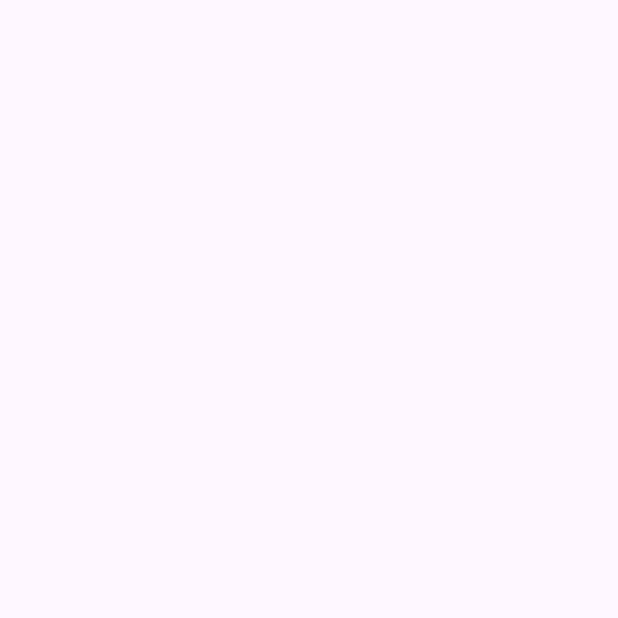
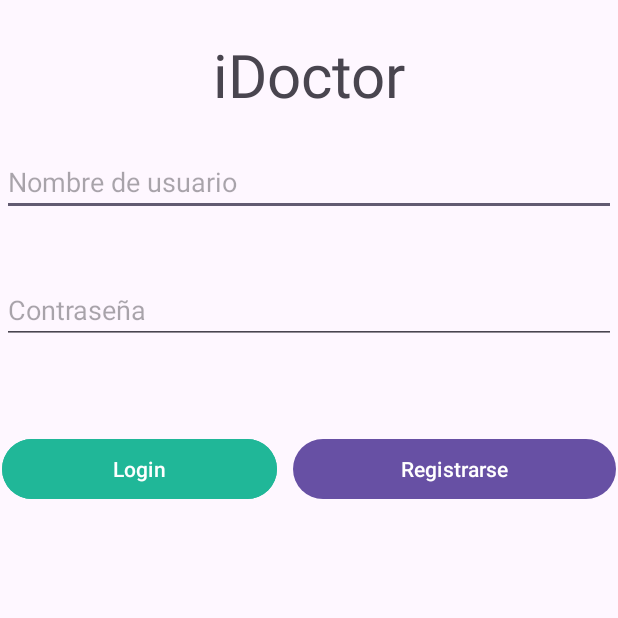
Before and after one commit to claralcala/iDoctor1, an Android app: the screen it shows after launch (MainActivity), on a phone screen of 412 x 824 dp, the top half of it. Before the commit the part shown is empty. Run offline under Robolectric (Android 15) with nearby library versions, the phone set to English and light mode, and no system bars.

Commit message:
actividades_registro

```diff
--- a/app/src/main/res/layout/activity_main.xml
+++ b/app/src/main/res/layout/activity_main.xml
@@ -6,4 +6,88 @@
     android:layout_height="match_parent"
     tools:context=".activities.MainActivity">
 
+
+    <LinearLayout
+        android:id="@+id/linearLayout"
+        android:layout_width="0dp"
+        android:layout_height="0dp"
+        android:layout_marginStart="1dp"
+        android:layout_marginTop="1dp"
+        android:layout_marginEnd="1dp"
+        android:layout_marginBottom="1dp"
+        android:orientation="vertical"
+        app:layout_constraintBottom_toBottomOf="parent"
+        app:layout_constraintEnd_toEndOf="parent"
+        app:layout_constraintHorizontal_bias="1.0"
+        app:layout_constraintStart_toStartOf="parent"
+        app:layout_constraintTop_toTopOf="parent"
+        app:layout_constraintVertical_bias="0.0">
+
+
+        <TextView
+            android:id="@+id/tvTitle"
+            android:layout_width="match_parent"
+            android:layout_height="97dp"
+            android:gravity="center"
+            android:text="iDoctor"
+            android:textSize="40sp" />
+
+        <EditText
+            android:id="@+id/etUserName"
+            android:layout_width="match_parent"
+            android:layout_height="wrap_content"
+            android:ems="10"
+            android:hint="Nombre de usuario"
+            android:inputType="text" />
+
+        <EditText
+            android:id="@+id/etPassword"
+            android:layout_width="match_parent"
+            android:layout_height="wrap_content"
+            android:layout_marginTop="40dp"
+            android:ems="10"
+            android:hint="Contraseña"
+            android:inputType="textPassword"/>
+
+
+
+        <TextView
+            android:id="@+id/tvError"
+            android:layout_width="match_parent"
+            android:layout_height="wrap_content"
+            android:text="" />
+
+
+
+
+        <LinearLayout
+            android:layout_width="match_parent"
+            android:layout_height="77dp"
+            android:layout_marginTop="40dp"
+            android:orientation="horizontal">
+
+
+            <Button
+                android:id="@+id/btnLogin"
+                android:layout_width="wrap_content"
+                android:layout_height="wrap_content"
+                android:layout_marginRight="5dp"
+                android:layout_weight="1"
+                android:backgroundTint="#20B798"
+                android:text="Login" />
+
+
+            <Button
+                android:id="@+id/btnRegister"
+                android:layout_width="wrap_content"
+                android:layout_height="wrap_content"
+                android:layout_marginLeft="5dp"
+                android:layout_weight="1"
+                android:text="Registrarse" />
+
+
+        </LinearLayout>
+
+    </LinearLayout>
+
 </androidx.constraintlayout.widget.ConstraintLayout>
--- a/app/src/main/res/values/colors.xml
+++ b/app/src/main/res/values/colors.xml
@@ -2,4 +2,7 @@
 <resources>
     <color name="black">#FF000000</color>
     <color name="white">#FFFFFFFF</color>
+    <color name="color_fondos">#fffbfe</color>
+    <color name="verde">#14D671</color>
+    <color name="rojo">#D52517</color>
 </resources>
```
Also changed, not shown: app/src/main/AndroidManifest.xml (+9 -0 lines), app/src/main/java/es/iescarrillo/idoctor1/activities/RegisterActivity.java (added, +16 -0 lines), app/src/main/java/es/iescarrillo/idoctor1/activities/RegisterPatient.java (added, +16 -0 lines), app/src/main/java/es/iescarrillo/idoctor1/activities/RegisterProfessional.java (added, +16 -0 lines), app/src/main/res/layout/activity_register.xml (added, +46 -0 lines), app/src/main/res/layout/activity_register_patient.xml (added, +9 -0 lines), app/src/main/res/layout/activity_register_professional.xml (added, +9 -0 lines).
